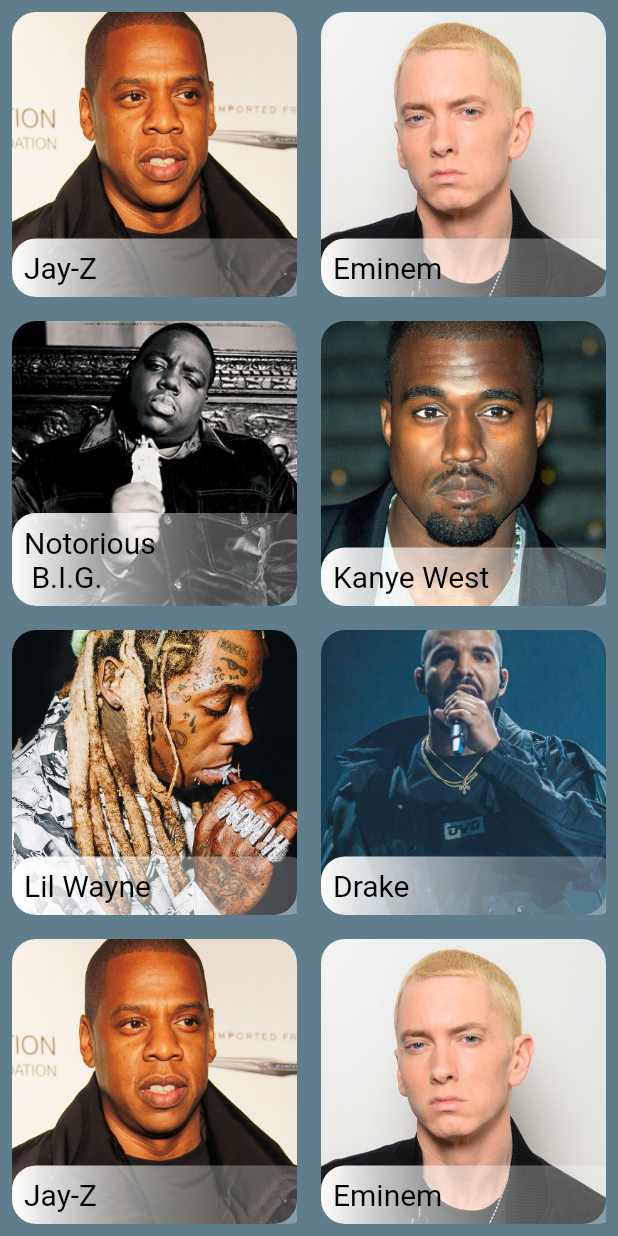
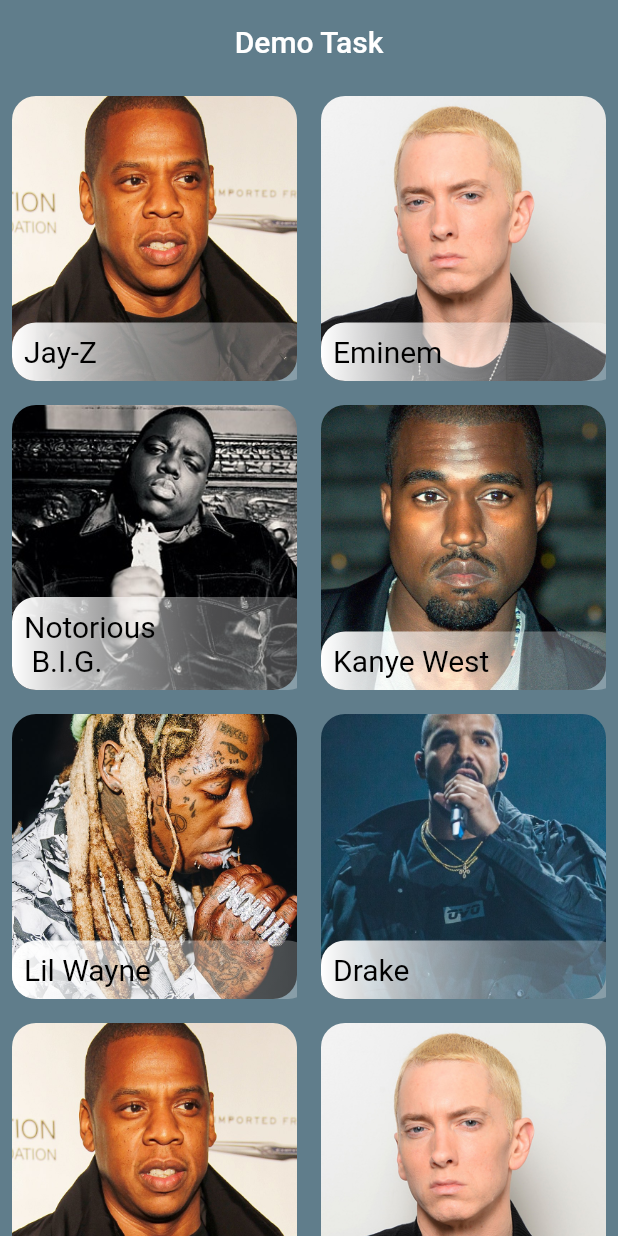
Before and after one commit to marufrobin/google_facebook_auth_demo, a Flutter app: the screen it shows after launch, on a phone screen of 412 x 824 dp. Run offline on Flutter 3.47's test engine with Material 2 defaults, Android fonts, the phone set to English and light mode, and no system bars.

Commit message:
homepage appbar added..

```diff
--- a/lib/homepage.dart
+++ b/lib/homepage.dart
@@ -3,12 +3,19 @@ import 'package:google_facebook_auth_demo/detais_page.dart';
 import 'package:google_facebook_auth_demo/model/artists_bio.dart';
 
 class HomePage extends StatelessWidget {
-  HomePage({Key? key}) : super(key: key);
+  HomePage({Key? key, required this.title}) : super(key: key);
+  String title;
   List<ArtistsBio> artistData = ArtistsBio.artistsBio();
 
   @override
   Widget build(BuildContext context) {
     return Scaffold(
+      appBar: AppBar(
+        centerTitle: true,
+        backgroundColor: Colors.transparent,
+        elevation: 0,
+        title: Text(title),
+      ),
       backgroundColor: Colors.blueGrey,
       body: SafeArea(
         child: GridView.count(
--- a/lib/login_page.dart
+++ b/lib/login_page.dart
@@ -1,7 +1,9 @@
 import 'package:flutter/material.dart';
 
 class LoginPage extends StatelessWidget {
-  const LoginPage({Key? key}) : super(key: key);
+  LoginPage({
+    Key? key,
+  }) : super(key: key);
 
   @override
   Widget build(BuildContext context) {
@@ -21,6 +23,7 @@ class LoginPage extends StatelessWidget {
                   shape: RoundedRectangleBorder(
                       borderRadius: BorderRadius.circular(30)),
                   padding: EdgeInsets.symmetric(vertical: 20)),
+              // Google sign in button
               onPressed: () {},
               icon: Image.asset(
                 "images/google.png",
@@ -42,6 +45,7 @@ class LoginPage extends StatelessWidget {
                   shape: RoundedRectangleBorder(
                       borderRadius: BorderRadius.circular(30)),
                   padding: EdgeInsets.symmetric(vertical: 20)),
+              //facebook login button
               onPressed: () {},
               icon: Image.asset(
                 "images/fb.png",
--- a/lib/main.dart
+++ b/lib/main.dart
@@ -1,4 +1,5 @@
 import 'package:flutter/material.dart';
+import 'package:flutter/services.dart';
 
 import 'homepage.dart';
 
@@ -12,12 +13,16 @@ class MyApp extends StatelessWidget {
   // This widget is the root of your application.
   @override
   Widget build(BuildContext context) {
+    SystemChrome.setSystemUIOverlayStyle(
+        SystemUiOverlayStyle(statusBarColor: Colors.transparent));
     return MaterialApp(
-      title: 'Flutter Demo',
+      title: 'Demo Task',
       theme: ThemeData(
         primarySwatch: Colors.blue,
       ),
-      home: HomePage(),
+      home: HomePage(
+        title: "Demo Task",
+      ),
     );
   }
 }
```
